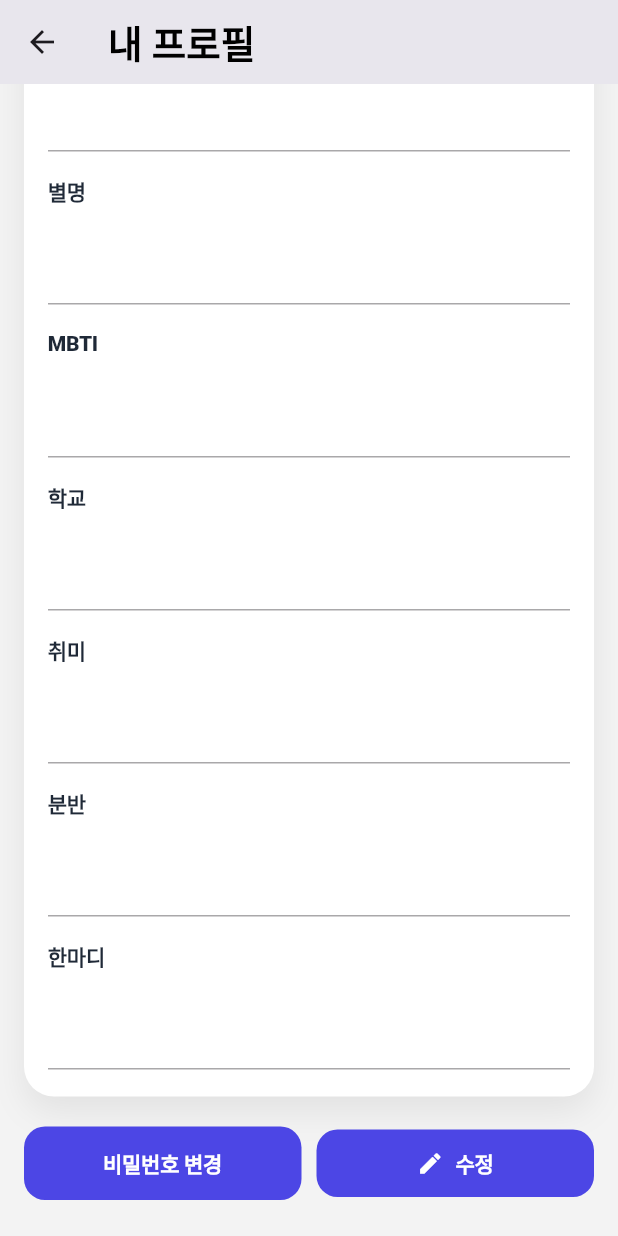
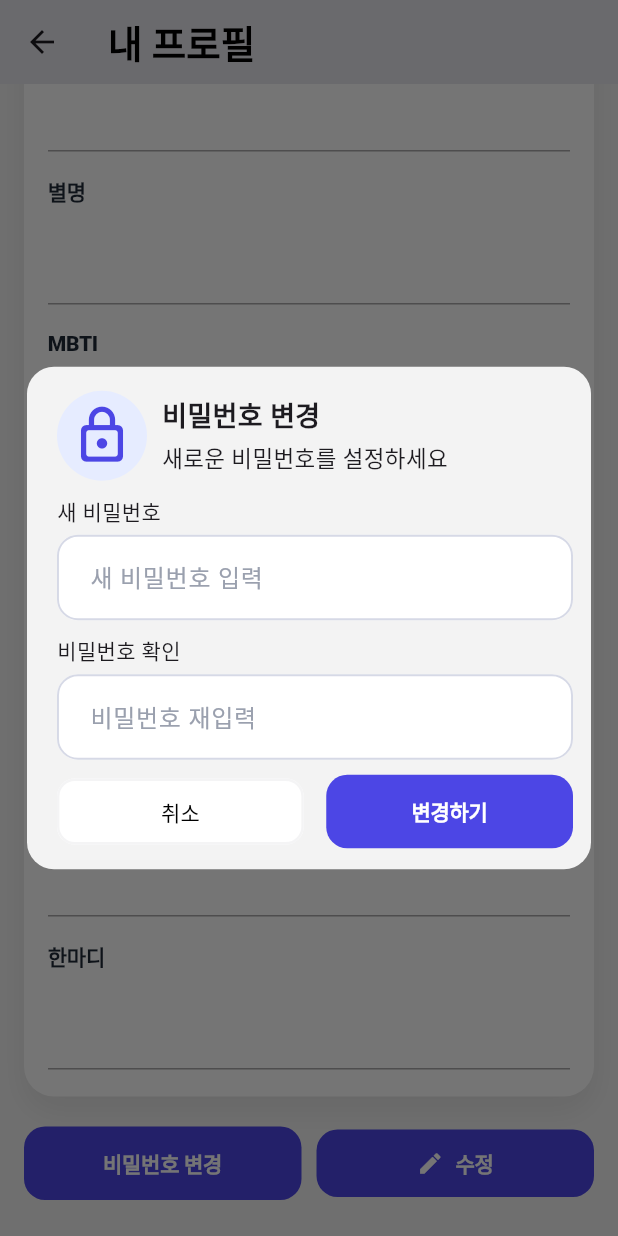
Before and after one commit to widewoods/madcamp_lounge_frontend, a Flutter app: the ProfileTab screen opened directly, scrolled down 281 dp, after a tap on "비밀번호 변경", on a phone screen of 412 x 824 dp. Run offline on Flutter 3.47's test engine with Material 3 defaults, Android fonts, the phone set to English and light mode, and no system bars; our stand-ins replace flutter_riverpod, flutter_secure_storage; accounts and stored records are empty; network calls fail.

Commit message:
비밀번호 변경 기능

```diff
--- a/lib/features/party/ui/dialogs/create_party_dialog.dart
+++ b/lib/features/party/ui/dialogs/create_party_dialog.dart
@@ -29,9 +29,6 @@ class _CreatePartyDialogState extends State<CreatePartyDialog> {
   @override
   Widget build(BuildContext context) {
     return Dialog(
-      backgroundColor: Theme.of(context).scaffoldBackgroundColor,
-      insetPadding: const EdgeInsets.symmetric(horizontal: 18, vertical: 24),
-      shape: RoundedRectangleBorder(borderRadius: BorderRadius.circular(18)),
       child: Padding(
           padding: const EdgeInsets.fromLTRB(18, 16, 18, 14),
           child: SingleChildScrollView(
--- /dev/null
+++ b/lib/features/profile/ui/widgets/change_password_dialog.dart
@@ -0,0 +1,182 @@
+import 'package:flutter/material.dart';
+import 'package:madcamp_lounge/theme.dart';
+import 'package:flutter_riverpod/flutter_riverpod.dart';
+import 'package:madcamp_lounge/api_client.dart';
+
+class ChangePasswordDialog extends ConsumerStatefulWidget {
+  const ChangePasswordDialog({
+    super.key
+  });
+
+  @override
+  ConsumerState<ChangePasswordDialog> createState() => _ChangePasswordDialogState();
+}
+
+class _ChangePasswordDialogState extends ConsumerState<ChangePasswordDialog> {
+  final _newPasswordCtrl = TextEditingController();
+  final _confirmPasswordCtrl = TextEditingController();
+
+  Future<void> _changePassword() async {
+    final apiClient = ref.read(apiClientProvider);
+    final res = await apiClient.patchJson(
+      '/profile/edit',
+      body: {
+        'password': _newPasswordCtrl.text,
+      },
+    );
+
+    if(!mounted) return;
+
+    if(res.statusCode == 200){
+      ScaffoldMessenger.of(context).showSnackBar(
+        SnackBar(content: Text('비밀번호 변경 완료')),
+      );
+    } else{
+      ScaffoldMessenger.of(context).showSnackBar(
+        SnackBar(content: Text('비밀번호 변경 실패: ${res.statusCode}')),
+      );
+    }
+  }
+
+  @override
+  Widget build(BuildContext context) {
+    final kPrimary = Theme.of(context).primaryColor;
+    final newPassword = _newPasswordCtrl.text;
+    final confirmPassword = _confirmPasswordCtrl.text;
+    final passwordIsSame = newPassword == confirmPassword;
+
+    return Dialog(
+      child: Padding(
+        padding: const EdgeInsets.fromLTRB(20, 16, 12, 14),
+        child: SingleChildScrollView(
+          child: Column(
+            crossAxisAlignment: CrossAxisAlignment.stretch,
+            children: [
+              Row(
+                children: [
+                  LockIcon(kPrimary: kPrimary),
+                  const SizedBox(width: 10),
+                  ChangePasswordHeader(),
+                  const SizedBox(width: 30),
+                ],
+              ),
+              const SizedBox(height: 10),
+              Text(
+                "새 비밀번호",
+                textAlign: TextAlign.left,
+              ),
+              const SizedBox(height: 5,),
+              TextField(
+                controller: _newPasswordCtrl,
+                decoration: inputDecorationWithHint("새 비밀번호 입력"),
+                obscureText: true,
+                onChanged: (_) => setState(() {}),
+              ),
+              const SizedBox(height: 10),
+              Text(
+                "비밀번호 확인",
+                textAlign: TextAlign.left,
+              ),
+              const SizedBox(height: 5,),
+              TextField(
+                controller: _confirmPasswordCtrl,
+                decoration: inputDecorationWithHint("비밀번호 재입력"),
+                obscureText: true,
+                onChanged: (_) => setState(() {}),
+              ),
+              const SizedBox(height: 10,),
+              Row(
+                children: [
+                  Expanded(
+                    child: OutlinedButton(
+                      style: OutlinedButton.styleFrom(
+                        backgroundColor: Colors.white,
+                        foregroundColor: Colors.black,
+                        side: BorderSide(width:1.6, color: Color(0xFFF4F4F5))
+                      ),
+                      onPressed: () {
+                      Navigator.of(context).pop(context);
+                        },
+                      child: Text("취소"),
+                    )
+                  ),
+                  const SizedBox(width: 15),
+                  Expanded(
+                      child: ElevatedButton(
+                        onPressed: passwordIsSame ? () {
+                          _changePassword();
+                          Navigator.of(context).pop(context);
+                        } : null,
+                        child: Text("변경하기"),
+                      )
+                  )
+                ],
+              )
+            ],
+          ),
+        ),
+      ),
+    );
+  }
+}
+
+class ChangePasswordHeader extends StatelessWidget {
+  const ChangePasswordHeader({
+    super.key,
+  });
+
+  @override
+  Widget build(BuildContext context) {
+    return Expanded(
+      child: Column(
+        crossAxisAlignment: CrossAxisAlignment.start,
+        children: [
+          Text(
+            "비밀번호 변경",
+            textAlign: TextAlign.left,
+            style: TextStyle(
+              fontWeight: FontWeight.bold,
+              fontSize: 18,
+            ),
+          ),
+          const SizedBox(height: 3),
+          Text(
+            "새로운 비밀번호를 설정하세요",
+            maxLines: 1,
+            textAlign: TextAlign.left,
+            style: TextStyle(
+              fontWeight: FontWeight.w400,
+              fontSize: 15,
+            ),
+          ),
+        ],
+      ),
+    );
+  }
+}
+
+class LockIcon extends StatelessWidget {
+  const LockIcon({
+    super.key,
+    required this.kPrimary,
+  });
+
+  final Color kPrimary;
+
+  @override
+  Widget build(BuildContext context) {
+    return Container(
+      width: 60,
+      height: 60,
+      decoration: BoxDecoration(
+        color: const Color(0xFFE6ECFF),
+        shape: BoxShape.circle,
+      ),
+      child: Icon(
+        Icons.lock_outline_rounded,
+        size: 42,
+        color: kPrimary,
+      ),
+    );
+  }
+}
--- a/lib/pages/login.dart
+++ b/lib/pages/login.dart
@@ -1,4 +1,3 @@
-import 'package:flutter/foundation.dart';
 import 'package:flutter/material.dart';
 import 'package:madcamp_lounge/pages/main_page.dart';
 import 'dart:convert';
--- a/lib/theme.dart
+++ b/lib/theme.dart
@@ -79,6 +79,12 @@ ThemeData buildTheme() {
         fontSize: 25,
         color: Colors.black,
       ),
+    ),
+
+    dialogTheme: DialogThemeData(
+      backgroundColor: scaffoldBackgroundColor,
+      insetPadding: EdgeInsets.symmetric(horizontal: 18, vertical: 24),
+      shape: RoundedRectangleBorder(borderRadius: BorderRadius.circular(18))
     )
   );
 }
```
Also changed, not shown: lib/features/profile/profile_tab.dart (+46 -11 lines).
